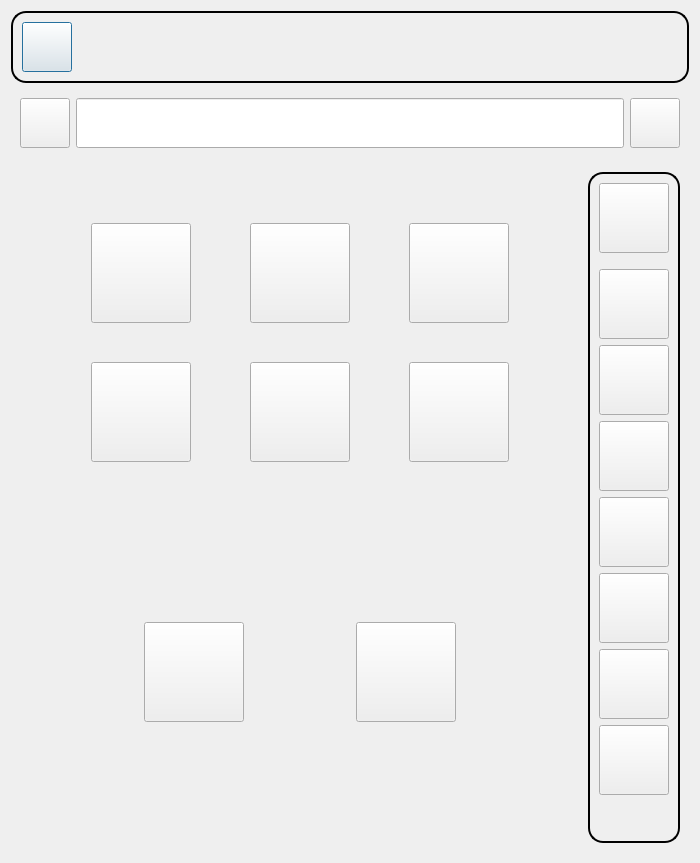
Above: gui/arrera/arreraui.ui from Arrera-Software/Arrera-Interface before the change. Below: the same form after it.
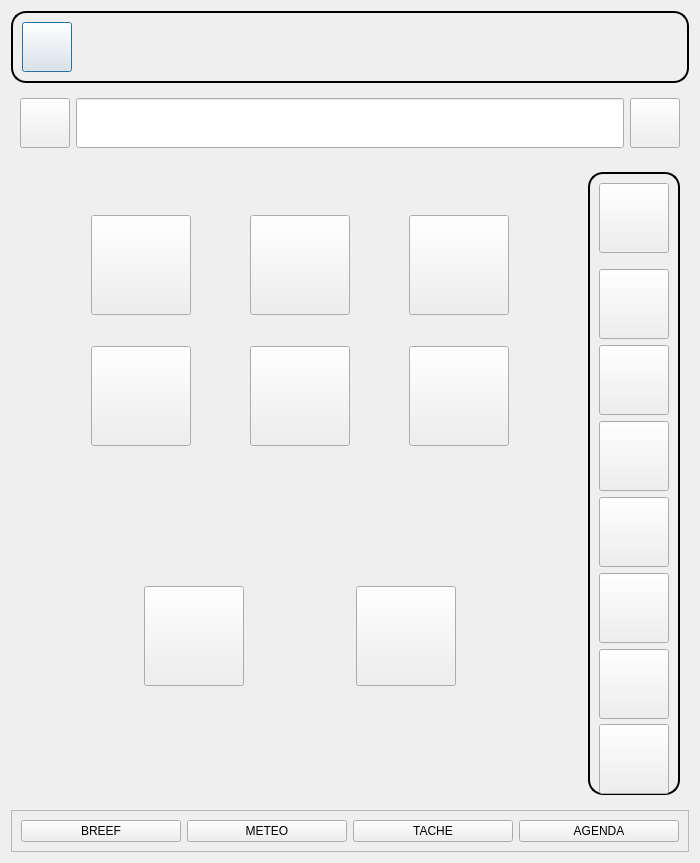
That is the form after the change. Icons and pictures are not drawn.

Commit message: Ajout de 4 bouton pour envoyer des orde a l'assistant

```diff
--- a/gui/arrera/arreraui.ui
+++ b/gui/arrera/arreraui.ui
@@ -2760,6 +2760,46 @@
      </widget>
     </widget>
    </item>
+   <item>
+    <widget class="QFrame" name="ACTIONASSISTANT">
+     <property name="frameShape">
+      <enum>QFrame::Shape::StyledPanel</enum>
+     </property>
+     <property name="frameShadow">
+      <enum>QFrame::Shadow::Raised</enum>
+     </property>
+     <layout class="QHBoxLayout" name="horizontalLayout">
+      <item>
+       <widget class="QPushButton" name="IDC_BREEF">
+        <property name="text">
+         <string>BREEF</string>
+        </property>
+       </widget>
+      </item>
+      <item>
+       <widget class="QPushButton" name="IDC_METEO">
+        <property name="text">
+         <string>METEO</string>
+        </property>
+       </widget>
+      </item>
+      <item>
+       <widget class="QPushButton" name="IDC_TASK">
+        <property name="text">
+         <string>TACHE</string>
+        </property>
+       </widget>
+      </item>
+      <item>
+       <widget class="QPushButton" name="IDC_AGENDA">
+        <property name="text">
+         <string>AGENDA</string>
+        </property>
+       </widget>
+      </item>
+     </layout>
+    </widget>
+   </item>
   </layout>
  </widget>
  <resources>
```
The commit also changes 3 other files.
